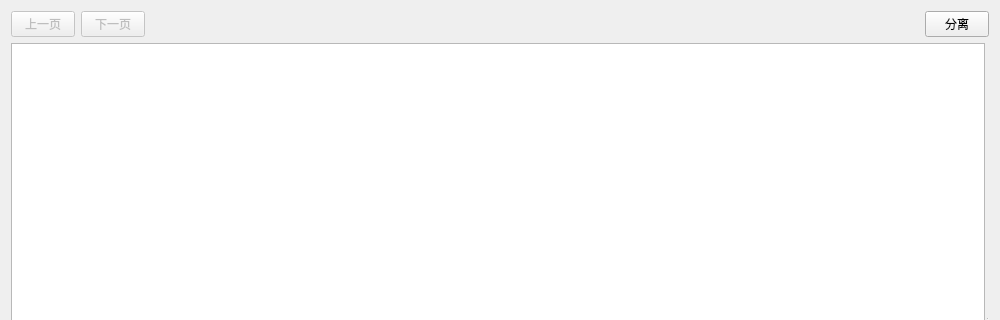
Before: the Qt Designer form FMCL/Functions/Help/Help.ui in 1604042736/FMCL, drawn with Qt 5; both pictures show x 0 to 1000 and y 0 to 320 of the 1000 by 618 pixel window.
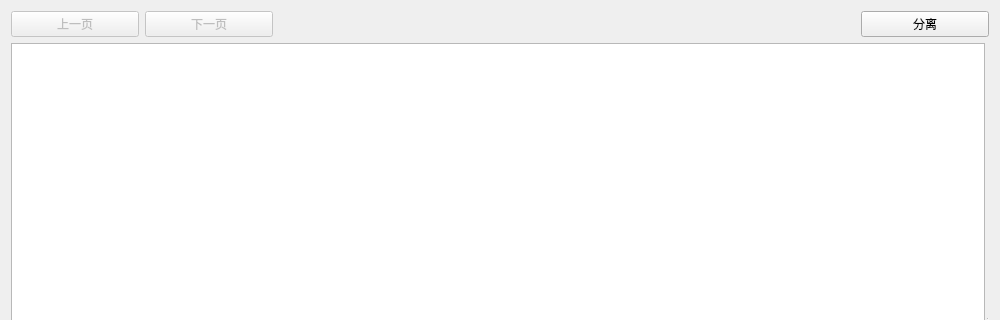
After: the same form once the commit is applied. Custom widgets are drawn as their Qt base class.

Diff of the .ui file:
```diff
--- a/FMCL/Functions/Help/Help.ui
+++ b/FMCL/Functions/Help/Help.ui
@@ -57,7 +57,7 @@
      </property>
      <property name="maximumSize">
       <size>
-       <width>64</width>
+       <width>128</width>
        <height>16777215</height>
       </size>
      </property>
@@ -73,7 +73,7 @@
      </property>
      <property name="maximumSize">
       <size>
-       <width>64</width>
+       <width>128</width>
        <height>16777215</height>
       </size>
      </property>
@@ -96,7 +96,7 @@
     <widget class="PushButton" name="pb_separate">
      <property name="maximumSize">
       <size>
-       <width>64</width>
+       <width>128</width>
        <height>16777215</height>
       </size>
      </property>
```
